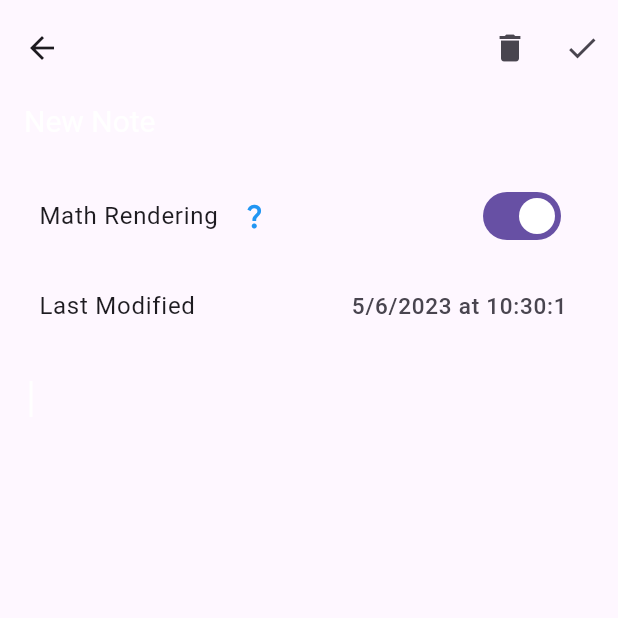
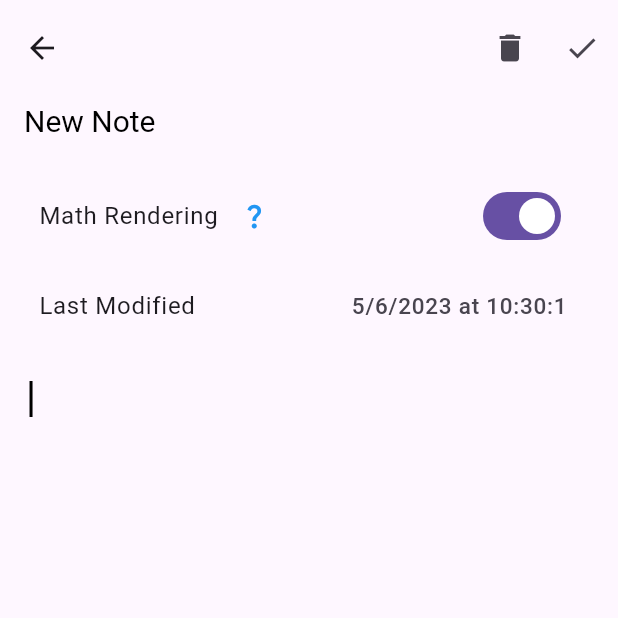
Before and after one commit to Sairam-Suresh/MathX-Android, a Flutter app: the screen it shows after launch, after a tap on "Get Started", after a tap on the "add" icon, on a phone screen of 412 x 824 dp, the top half of it. Run offline on Flutter 3.47's test engine with Material 2 defaults, Android fonts, the phone set to English and light mode, and no system bars; drawn by our look-alikes of auto_size_text; our stand-ins replace flutter_animate, flutter_form_builder, form_builder_validators, sqflite, styled_widget, webview_flutter; missing offline and left inert: flutter_math_fork, flutter_pdfview; accounts and stored records are empty.

Commit message:
Fixed issue where the cursor and text might be in the wrong color in light mode

```diff
--- a/lib/screens/root/tabs/Notes/noteeditor.dart
+++ b/lib/screens/root/tabs/Notes/noteeditor.dart
@@ -53,6 +53,8 @@ class _NoteEditorPageState extends State<NoteEditorPage> {
 
   @override
   Widget build(BuildContext context) {
+    bool isDarkMode = Theme.of(context).brightness == Brightness.dark;
+
     return Scaffold(
       body: CustomScrollView(
         slivers: [
@@ -65,9 +67,11 @@ class _NoteEditorPageState extends State<NoteEditorPage> {
                       textAlign: TextAlign.center,
                       readOnly: !isEditMode,
                       controller: titleEditingController,
-                      cursorColor: Colors.white,
+                      cursorColor: isDarkMode ? Colors.white : Colors.black,
                       focusNode: titleFocusNode,
-                      style: const TextStyle(color: Colors.white, fontSize: 20),
+                      style: TextStyle(
+                          color: isDarkMode ? Colors.white : Colors.black,
+                          fontSize: 20),
                       onChanged: (value) {
                         setState(() {
                           newTitle = value;
@@ -223,7 +227,8 @@ class _NoteEditorPageState extends State<NoteEditorPage> {
                               });
                             },
                             style: const TextStyle(),
-                            cursorColor: Colors.white,
+                            cursorColor:
+                                isDarkMode ? Colors.white : Colors.black,
                             decoration: const InputDecoration(
                               border: InputBorder.none,
                             ),
```
